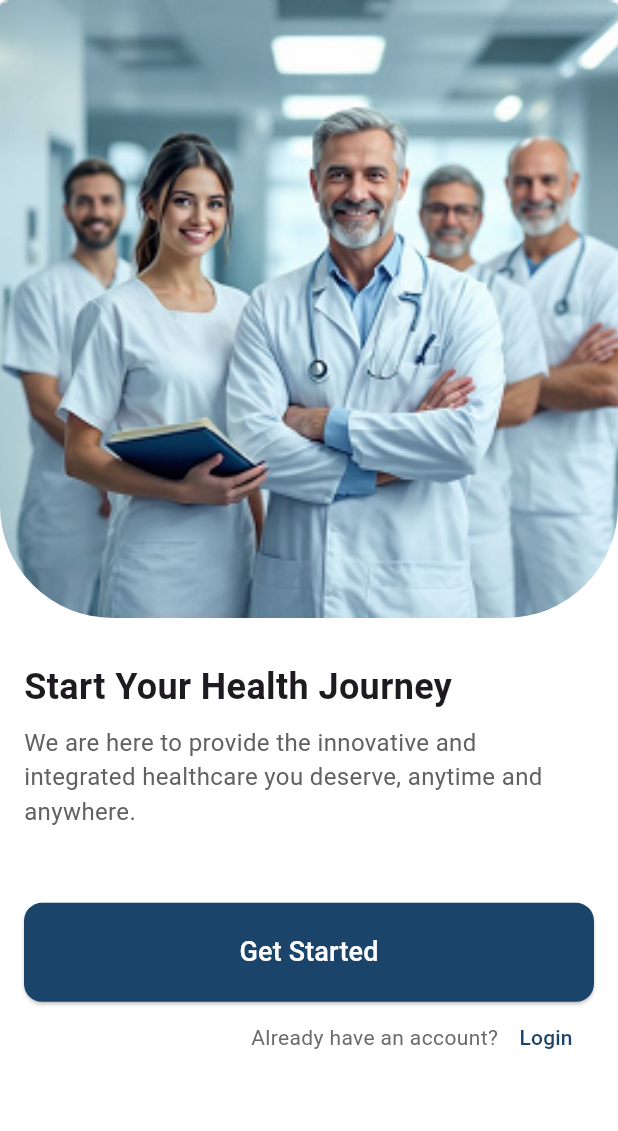
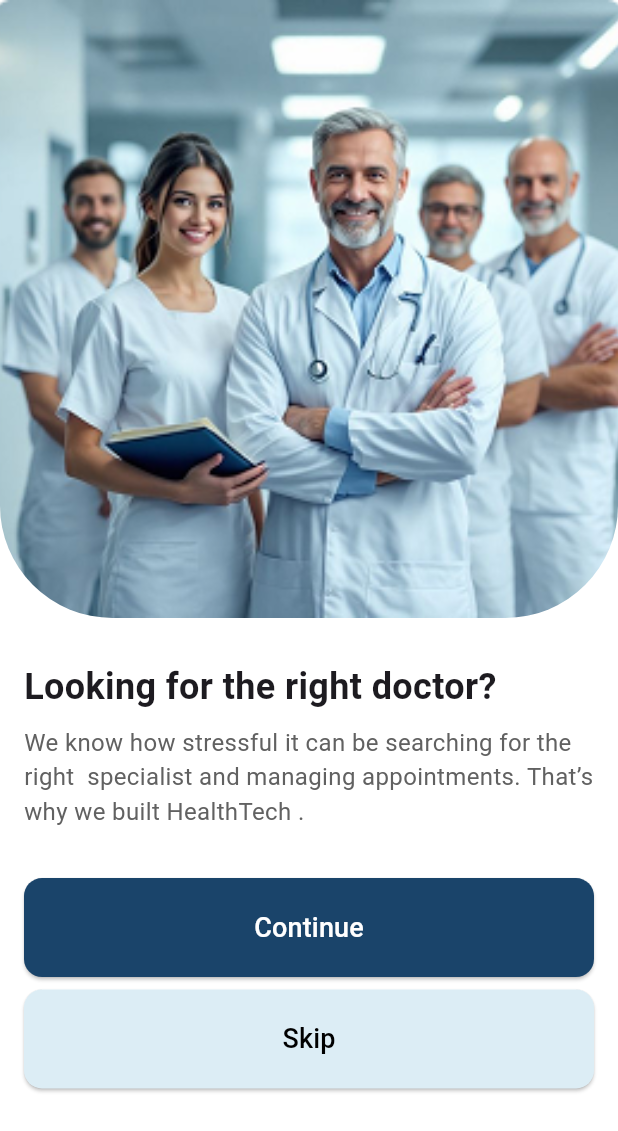
Before and after one commit to nardeen24/health_tech, a Flutter app: the screen it shows after launch, after a tap on "Skip", on a phone screen of 412 x 824 dp. Shown: the top 1131 px of the screen. Run offline on Flutter 3.47's test engine with Material 3 defaults, Android fonts, the phone set to English and light mode, and no system bars; our stand-ins replace cloud_firestore, device_preview, firebase_auth, firebase_core, flutter_bloc; accounts and stored records are empty.

Commit message:
add auth feature

```diff
--- a/lib/core/widgets/primary_buttom.dart
+++ b/lib/core/widgets/primary_buttom.dart
@@ -4,7 +4,11 @@ import 'package:health_tech/core/styles/colors_managers.dart';
 class PraimaryButtom extends StatelessWidget {
   final String text;
   final VoidCallback onpressed;
-  const PraimaryButtom({super.key, required this.text,required this.onpressed});
+  const PraimaryButtom({
+    super.key,
+    required this.text,
+    required this.onpressed,
+  });
 
   @override
   Widget build(BuildContext context) {
--- a/lib/features/auth/widgets/custom_text_form_feild.dart
+++ b/lib/features/auth/widgets/custom_text_form_feild.dart
@@ -22,7 +22,7 @@ class CustomTextField extends StatelessWidget {
   @override
   Widget build(BuildContext context) {
     return Padding(
-      padding: const EdgeInsets.symmetric(horizontal: 0, vertical: 8),
+      padding: const EdgeInsets.symmetric(horizontal: 0, vertical: 4),
       child: TextFormField(
         controller: controller,
         obscureText: obscure,
--- a/lib/features/onboarding/onboarding_first_screen.dart
+++ /dev/null
@@ -1,60 +0,0 @@
-import 'package:flutter/material.dart';
-import 'package:health_tech/core/styles/colors_managers.dart';
-import 'package:health_tech/core/styles/styles_managers.dart';
-import 'package:health_tech/core/widgets/primary_buttom.dart';
-import 'package:health_tech/features/onboarding/widgets/onboarding-star_image.dart';
-import 'package:health_tech/features/onboarding/widgets/skipbutton.dart';
-
-class OnboardingFirstScreen extends StatelessWidget {
-  const OnboardingFirstScreen({super.key});
-
-  @override
-  Widget build(BuildContext context) {
-    final double height = MediaQuery.of(context).size.height;
-    return Scaffold(
-      backgroundColor: ColorManager.white,
-      body: Column(
-        children: [
-          OnboardingStartImage(height: height),
-          Expanded(
-            child: Padding(
-              padding: EdgeInsets.all(16),
-              child: Column(
-                crossAxisAlignment: CrossAxisAlignment.start,
-                children: [
-                  SizedBox(height: height * 0.016),
-                  Text(
-                    'Looking for the right doctor?',
-                    textAlign: TextAlign.start,
-                    style: StylesManager.black24,
-                  ),
-                  SizedBox(height: height * 0.01),
-                  SizedBox(
-                    width: double.infinity,
-                    child: Text(
-                      "We know how stressful it can be searching for the right  specialist and managing appointments. That’s why we built HealthTech .",
-                      textAlign: TextAlign.start,
-                      style: StylesManager.grey16,
-                    ),
-                  ),
-                  SizedBox(height: height * 0.06),
-                  PraimaryButtom(
-                    text: 'Continue',
-                    onpressed: () {
-                      Navigator.pushReplacementNamed(
-                        context,
-                        '/onboarding_two',
-                      );
-                    },
-                  ),
-                  SizedBox(height: height * 0.018),
-                  SkipButton(),
-                ],
-              ),
-            ),
-          ),
-        ],
-      ),
-    );
-  }
-}
--- /dev/null
+++ b/lib/features/onboarding/onboarding_screen.dart
@@ -0,0 +1,67 @@
+import 'package:flutter/material.dart';
+import 'package:health_tech/features/onboarding/widgets/buttom_widget.dart';
+import 'package:health_tech/features/onboarding/widgets/onboarding_page.dart';
+
+class OnboardingScreen extends StatefulWidget {
+  const OnboardingScreen({super.key});
+
+  @override
+  State<OnboardingScreen> createState() => _OnboardingScreenState();
+}
+
+class _OnboardingScreenState extends State<OnboardingScreen> {
+  final PageController pageController = PageController();
+
+  @override
+  void dispose() {
+    pageController.dispose();
+    super.dispose();
+  }
+
+  void nextPage() {
+    if (pageController.page != null && pageController.page! < 2) {
+      pageController.nextPage(
+        duration: const Duration(milliseconds: 300),
+        curve: Curves.easeInOut,
+      );
+    } else {
+      Navigator.pushReplacementNamed(context, '/signup');
+    }
+  }
+
+  @override
+  Widget build(BuildContext context) {
+    return Scaffold(
+      body: PageView(
+        controller: pageController,
+        children: [
+          OnboardingPage(
+            title: 'Looking for the right doctor?',
+            buttomText: 'Continue',
+            description:
+                "We know how stressful it can be searching for the right  specialist and managing appointments. That’s why we built HealthTech .",
+            onpressed: nextPage,
+            showSkipButton: true,
+          ),
+          OnboardingPage(
+            title: 'Health In One Tap',
+            buttomText: 'Continue',
+            description:
+                "With HealthTech, you can instantly book appointments, get reminders, and focus on what truly matters — your well-being.Ready to begin",
+            onpressed: nextPage,
+            showSkipButton: true,
+          ),
+          OnboardingPage(
+            description:
+                "We are here to provide the innovative and integrated healthcare you deserve, anytime and anywhere.",
+            title: 'Start Your Health Journey',
+            onpressed: nextPage,
+            buttomText: 'Get Started',
+            showSkipButton: false,
+            bottomWidget: ButtomWidget(),
+          ),
+        ],
+      ),
+    );
+  }
+}
--- a/lib/features/onboarding/start_screen.dart
+++ /dev/null
@@ -1,70 +0,0 @@
-import 'package:flutter/material.dart';
-import 'package:health_tech/core/styles/colors_managers.dart';
-import 'package:health_tech/core/styles/styles_managers.dart';
-import 'package:health_tech/core/widgets/primary_buttom.dart';
-import 'package:health_tech/features/onboarding/widgets/onboarding-star_image.dart';
-
-class StartScreen extends StatelessWidget {
-  const StartScreen({super.key});
-
-  @override
-  Widget build(BuildContext context) {
-    final double height = MediaQuery.of(context).size.height;
-    return Scaffold(
-      backgroundColor: ColorManager.white,
-      body: Column(
-        children: [
-          OnboardingStartImage(height: height),
-          Padding(
-            padding: const EdgeInsets.all(16),
-            child: Column(
-              crossAxisAlignment: CrossAxisAlignment.start,
-              children: [
-                SizedBox(height: height * 0.016),
-                Text(
-                  'Start Your Health Journey',
-                  style: TextStyle(fontSize: 24, fontWeight: FontWeight.bold),
-                ),
-
-                SizedBox(height: height * 0.01),
-                SizedBox(
-                  width: double.infinity,
-                  child: Text(
-                    "We are here to provide the innovative and integrated healthcare you deserve, anytime and anywhere.",
-                    textAlign: TextAlign.start,
-                    style: StylesManager.grey16,
-                  ),
-                ),
-                SizedBox(height: height * 0.06),
-                PraimaryButtom(
-                  text: 'Get Started',
-                  onpressed: () {
-                    Navigator.pushReplacementNamed(context, '/signup');
-                  },
-                ),
-                Row(
-                  mainAxisAlignment: MainAxisAlignment.end,
-                  children: [
-                    Text(
-                      'Already have an account?',
-                      style: TextStyle(color: Color(0xFF6A6A6A)),
-                    ),
-                    TextButton(
-                      onPressed: () {
-                        Navigator.pushReplacementNamed(context, '/login');
-                      },
-                      child: Text(
-                        'Login',
-                        style: TextStyle(color: ColorManager.primaryColor),
-                      ),
-                    ),
-                  ],
-                ),
-              ],
-            ),
-          ),
-        ],
-      ),
-    );
-  }
-}
--- /dev/null
+++ b/lib/features/onboarding/widgets/buttom_widget.dart
@@ -0,0 +1,31 @@
+
+import 'package:flutter/material.dart';
+import 'package:health_tech/core/styles/colors_managers.dart';
+
+class ButtomWidget extends StatelessWidget {
+  const ButtomWidget({
+    super.key,
+  });
+
+  @override
+  Widget build(BuildContext context) {
+    return Row(
+      mainAxisAlignment: MainAxisAlignment.end,
+      children: [
+        Text(
+          'Already have an account?',
+          style: TextStyle(color: Color(0xFF6A6A6A)),
+        ),
+        TextButton(
+          onPressed: () {
+            Navigator.pushReplacementNamed(context, '/login');
+          },
+          child: Text(
+            'Login',
+            style: TextStyle(color: ColorManager.primaryColor),
+          ),
+        ),
+      ],
+    );
+  }
+}
--- /dev/null
+++ b/lib/features/onboarding/widgets/onboarding_page.dart
@@ -0,0 +1,94 @@
+import 'package:flutter/material.dart';
+import 'package:health_tech/core/styles/colors_managers.dart';
+import 'package:health_tech/core/styles/styles_managers.dart';
+import 'package:health_tech/core/widgets/primary_buttom.dart';
+import 'package:health_tech/features/onboarding/widgets/onboarding_star_image.dart';
+
+class OnboardingPage extends StatelessWidget {
+  final String title;
+  final String description;
+  final String buttomText;
+  final VoidCallback onpressed;
+  final bool showSkipButton;
+  final Widget? bottomWidget;
+  const OnboardingPage({
+    super.key,
+    required this.description,
+    required this.title,
+    required this.onpressed,
+    required this.buttomText,
+    required this.showSkipButton,
+    this.bottomWidget
+  });
+
+  @override
+  Widget build(BuildContext context) {
+    final double height = MediaQuery.of(context).size.height;
+    return Scaffold(
+      backgroundColor: ColorManager.white,
+      body: Column(
+        children: [
+          OnboardingStartImage(height: height),
+          Expanded(
+            child: Padding(
+              padding: EdgeInsets.all(16),
+              child: Column(
+                crossAxisAlignment: CrossAxisAlignment.start,
+                children: [
+                  SizedBox(height: height * 0.016),
+                  Text(
+                    title,
+                    textAlign: TextAlign.start,
+                    style: StylesManager.black24,
+                  ),
+                  SizedBox(height: height * 0.01),
+                  SizedBox(
+                    width: double.infinity,
+                    child: Text(
+                      description,
+                      textAlign: TextAlign.start,
+                      style: StylesManager.grey16,
+                    ),
+                  ),
+                  SizedBox(height: height * 0.04),
+                  PraimaryButtom(text: buttomText, onpressed: onpressed),
+
+                  if (showSkipButton) ...[
+                    SizedBox(height: height * 0.01),
+                    SizedBox(
+                      width: double.infinity,
+                      child: ElevatedButton(
+                        onPressed: () {
+                          Navigator.pushReplacementNamed(context, '/start');
+                        },
+                        style: ElevatedButton.styleFrom(
+                          padding: EdgeInsets.all(20),
+                          backgroundColor: ColorManager.secondaryColorLightBlue,
+                          shape: RoundedRectangleBorder(
+                            borderRadius: BorderRadius.circular(12),
+                          ),
+                        ),
+                        child: Text(
+                          'Skip',
+                          style: TextStyle(color: Colors.black, fontSize: 18),
+                        ),
+                      ),
+                    ),
+
+
+
+                  ],
+
+                 if (bottomWidget != null) ...[
+                    SizedBox(height: height * 0.01),
+                    bottomWidget!,
+                  ],
+                ],
+              ),
+            ),
+          ),
+        ],
+      ),
+    );
+  }
+}
--- a/lib/features/onboarding/widgets/onboarding-star_image.dart
+++ b/lib/features/onboarding/widgets/onboarding_star_image.dart
@@ -1,11 +1,7 @@
-
 import 'package:flutter/material.dart';
 
 class OnboardingStartImage extends StatelessWidget {
-  const OnboardingStartImage({
-    super.key,
-    required this.height,
-  });
+  const OnboardingStartImage({super.key, required this.height});
 
   final double height;
 
@@ -16,7 +12,7 @@ class OnboardingStartImage extends StatelessWidget {
       child: Image.asset(
         'assets/images/onboarding_image.png',
         width: double.infinity,
-        height: height * 0.50,
+        height: height * 0.5,
         fit: BoxFit.cover,
       ),
     );
--- a/lib/features/onboarding/widgets/skipbutton.dart
+++ /dev/null
@@ -1,29 +0,0 @@
-import 'package:flutter/material.dart';
-import 'package:health_tech/core/styles/colors_managers.dart';
-
-class SkipButton extends StatelessWidget {
-  const SkipButton({super.key});
-
-  @override
-  Widget build(BuildContext context) {
-    return SizedBox(
-      width: double.infinity,
-      child: ElevatedButton(
-        onPressed: () {
-          Navigator.pushReplacementNamed(context, '/start');
-        },
-        style: ElevatedButton.styleFrom(
-          padding: EdgeInsets.all(20),
-          backgroundColor: ColorManager.secondaryColorLightBlue,
-          shape: RoundedRectangleBorder(
-            borderRadius: BorderRadius.circular(12),
-          ),
-        ),
-        child: Text(
-          'Skip',
-          style: TextStyle(color: Colors.black, fontSize: 18),
-        ),
-      ),
-    );
-  }
-}
--- a/lib/features/splash/splash_screen.dart
+++ b/lib/features/splash/splash_screen.dart
@@ -1,5 +1,5 @@
 import 'package:flutter/material.dart';
-import 'package:health_tech/features/onboarding/onboarding_first_screen.dart';
+import 'package:health_tech/features/onboarding/onboarding_screen.dart';
 
 class SplashScreen extends StatefulWidget {
   const SplashScreen({super.key});
@@ -14,7 +14,7 @@ class _SplashScreenState extends State<SplashScreen> {
     Future.delayed(const Duration(seconds: 3), () {
       Navigator.push(
         context,
-        MaterialPageRoute(builder: (context) => const OnboardingFirstScreen()),
+        MaterialPageRoute(builder: (context) => const OnboardingScreen()),
       );
     });
     super.initState();
@@ -29,8 +29,8 @@ class _SplashScreenState extends State<SplashScreen> {
       body: Center(
         child: Image.asset(
           'assets/images/logo_image.png',
-          width: width * 0.45,
-          height: height * 0.45,
+          width: width * 0.46,
+          height: height * 0.46,
         ),
       ),
     );
--- a/lib/main.dart
+++ b/lib/main.dart
@@ -1,14 +1,18 @@
 import 'package:device_preview/device_preview.dart';
+import 'package:firebase_core/firebase_core.dart';
 import 'package:flutter/material.dart';
+import 'package:flutter_bloc/flutter_bloc.dart';
+import 'package:health_tech/features/auth/cubit/auth_cubit.dart';
 import 'package:health_tech/features/auth/login/login_screen.dart';
 import 'package:health_tech/features/auth/signup/signup_screen.dart';
 import 'package:health_tech/features/home/home_screen.dart';
-import 'package:health_tech/features/onboarding/onboarding_first_screen.dart';
-import 'package:health_tech/features/onboarding/onboarding_sec_screen.dart';
-import 'package:health_tech/features/onboarding/start_screen.dart';
+import 'package:health_tech/features/onboarding/onboarding_screen.dart';
 import 'package:health_tech/features/splash/splash_screen.dart';
+import 'package:health_tech/firebase_options.dart';
 
-void main() {
+void main() async {
+  WidgetsFlutterBinding.ensureInitialized();
+  await Firebase.initializeApp(options: DefaultFirebaseOptions.currentPlatform);
   runApp(const MyApp());
 }
 
@@ -17,7 +21,9 @@ class MyApp extends StatelessWidget {
 
   @override
   Widget build(BuildContext context) {
-    return DevicePreview(
+    return BlocProvider(
+      create: (context) => AuthCubit(),
+      child: DevicePreview(
         enabled: true,
         builder: (context) => MaterialApp(
           useInheritedMediaQuery: true,
@@ -25,14 +31,13 @@ class MyApp extends StatelessWidget {
           home: SplashScreen(),
           routes: {
             '/splash': (context) => const SplashScreen(),
-          '/onboarding_one': (context) => const OnboardingFirstScreen(),
-          '/onboarding_two': (context) => const OnboardingSecScreen(),
-          '/start': (context) => StartScreen(),
+            '/onboarding_page': (context) => const OnboardingScreen(),
             '/login': (context) => const LoginScreen(),
             '/signup': (context) => const SignupScreen(),
             '/home': (context) => const HomeScreen(),
           },
         ),
+      ),
     );
   }
 }
--- a/pubspec.yaml
+++ b/pubspec.yaml
@@ -37,6 +37,9 @@ dependencies:
   flutter_screenutil: ^5.9.3
   device_preview: ^1.3.1
   flutter_bloc: ^9.1.1
+  firebase_core: ^4.7.0
+  firebase_auth: ^6.4.0
+  cloud_firestore: ^6.3.0
 
 dev_dependencies:
   flutter_test:
```
Also changed, not shown: lib/core/data_source/firebase_date_source.dart (added, +35 -0 lines), lib/features/auth/cubit/auth_cubit.dart (+22 -1 lines), lib/features/auth/login/login_screen.dart (+33 -35 lines), lib/features/auth/models/user_model.dart (added, +17 -0 lines), lib/features/auth/signup/signup_screen.dart (+60 -13 lines), lib/features/auth/widgets/or_divider.dart (+5 -3 lines), lib/features/onboarding/onboarding_sec_screen.dart (deleted, +0 -58 lines), firebase.json (added), lib/firebase_options.dart (added), pubspec.lock, 6 other files. Lines whose indentation alone changed are shown as unchanged.
